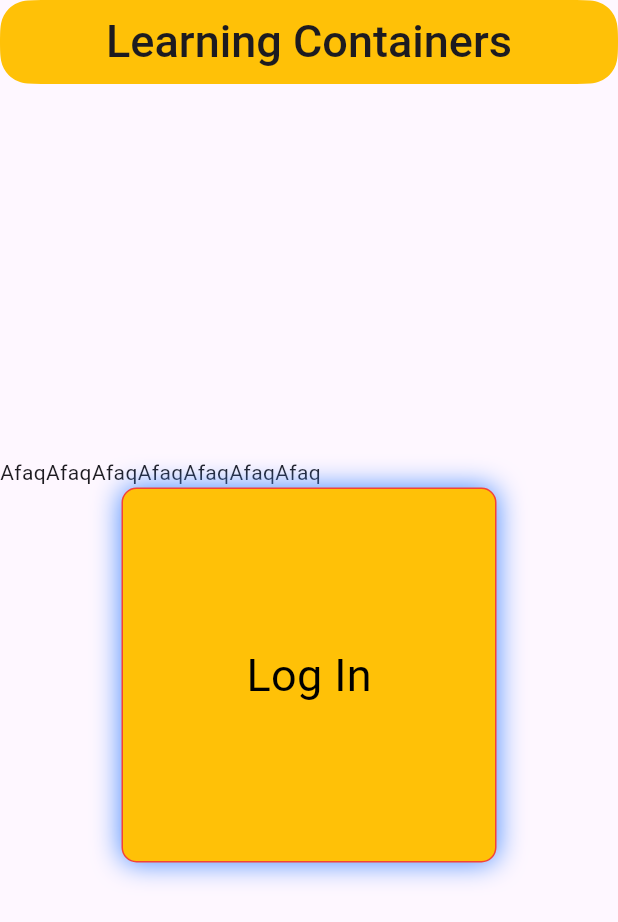
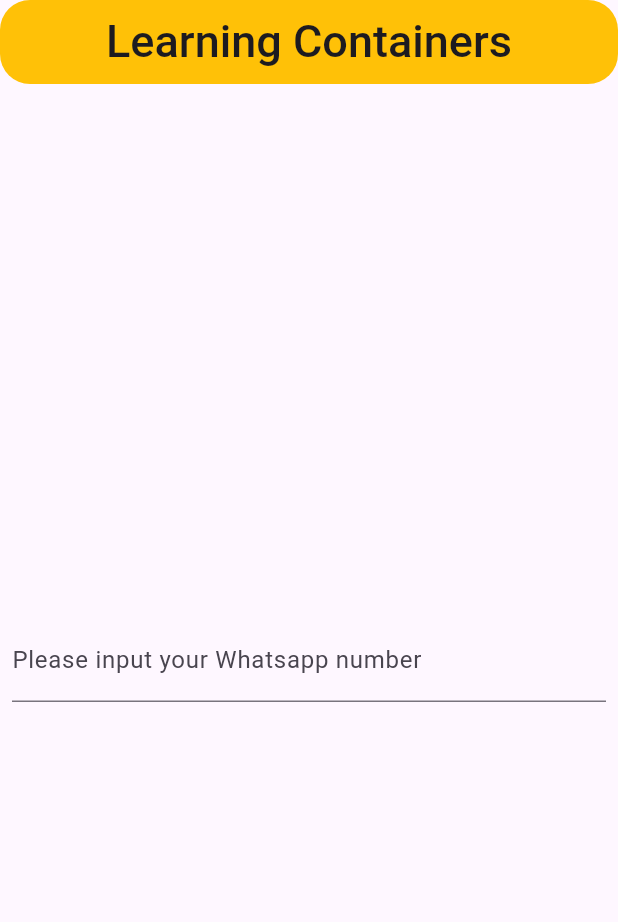
Before and after one commit to AfaqAhmad781/Top10widgetsLearning, a Flutter app: the screen it shows after launch, on a phone screen of 412 x 824 dp. Shown: the top 922 px of the screen. Run offline on Flutter 3.47's test engine with Material 3 defaults, Android fonts, the phone set to English and light mode, and no system bars.

Commit message:
text form field input LEarning

```diff
--- a/lib/main.dart
+++ b/lib/main.dart
@@ -14,65 +14,31 @@ class MyApp extends StatelessWidget {
       home: Scaffold(
         appBar: AppBar(
           backgroundColor: Colors.amber,
-          shape: RoundedSuperellipseBorder(
-            borderRadius: BorderRadius.circular(20)
+          shape: RoundedRectangleBorder(
+            borderRadius: BorderRadius.circular(20),
           ),
-          title: Center(
+          title: const Center(
             child: Text(
               'Learning Containers',
               style: TextStyle(
                 fontSize: 30,
-                fontWeight: FontWeight.w500
+                fontWeight: FontWeight.w500,
               ),
-              ),
+            ),
           ),
         ),
         body: Column(
           mainAxisAlignment: MainAxisAlignment.center,
           crossAxisAlignment: CrossAxisAlignment.center,
           children: [
-            Row(
-              children: [
-                Text('Afaq'),
-                Text('Afaq'),
-                Text('Afaq'),
-                Text('Afaq'),
-                Text('Afaq'),
-                Text('Afaq'),
-                Text('Afaq'),
-
-              ],
-            ),
-            Center(
-              child: Container(
-                height: 250,
-                width: 250,
-                decoration: BoxDecoration(
-                  color: Colors.amber,
-                  borderRadius: BorderRadius.circular(10),
-                border: Border.all(
-                  color: Colors.red,
-                  width: 1,
+            Padding(
+              padding: const EdgeInsets.all(8.0),
+              child: TextFormField(
+                keyboardType: TextInputType.numberWithOptions(decimal: true),
+                decoration: InputDecoration(
+                  hintText: '0310-0000000',
+                  labelText: 'Please input your Whatsapp number',
                 ),
-                // image: DecorationImage(
-                //   fit: BoxFit.fitHeight,
-                //   image: NetworkImage('https://images.pexels.com/photos/15280423/pexels-photo-15280423.jpeg')
-                //   ),
-                boxShadow: [
-                  BoxShadow(
-                    color: Colors.blueAccent,
-                    blurRadius: 15,
-                  )
-                ]
-                ),
-                child: Center(child: Text(
-                  'Log In' ,
-                  style: TextStyle(
-                    color: Colors.black,
-                    fontSize: 30,
-                  ),
-                  )
-                  ),
               ),
             )
           ],
```
